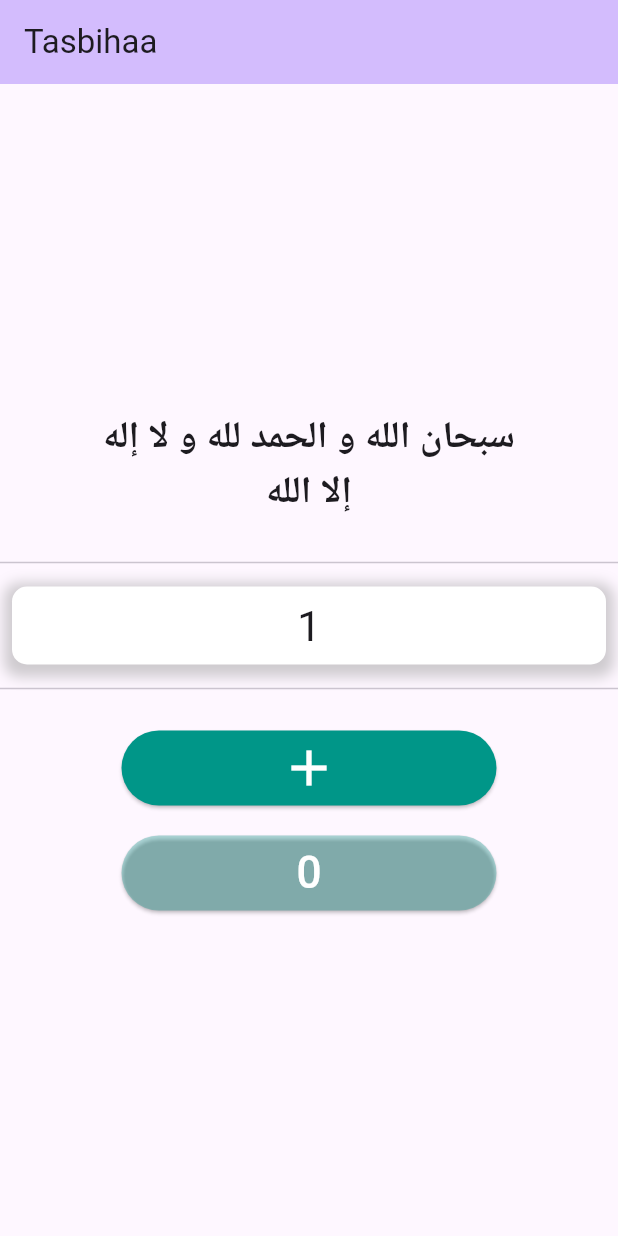
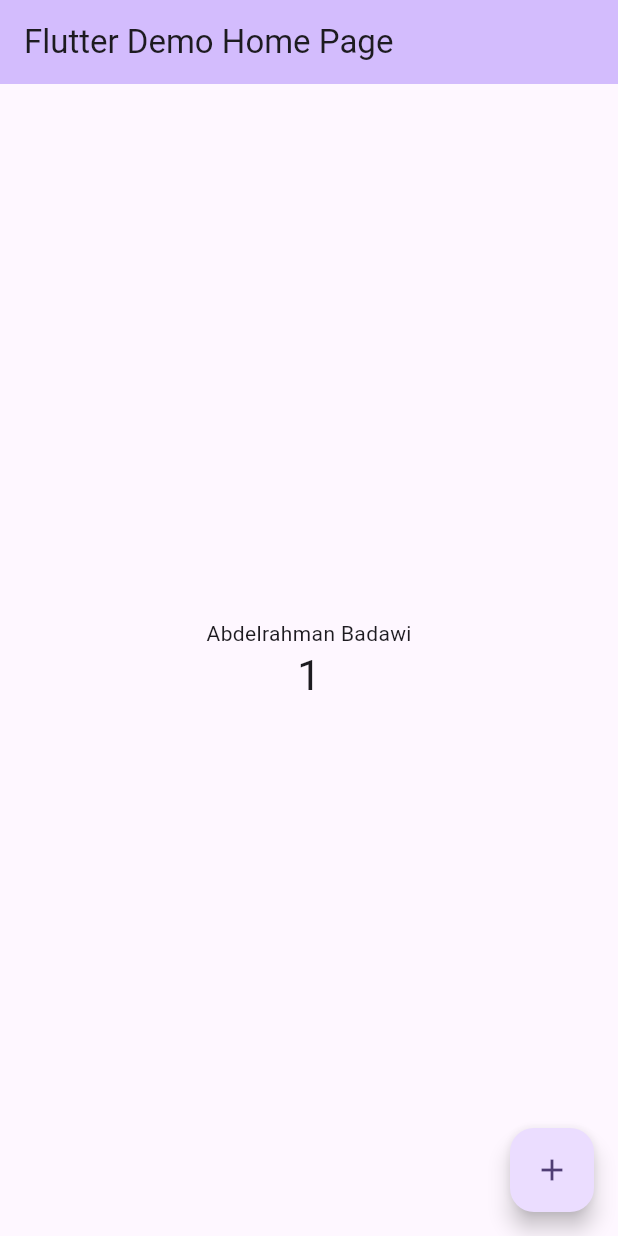
Before and after one commit to Abdelrahman-Badawi/Local_Stroage, a Flutter app: the screen it shows after launch, after a tap on the "add" icon, on a phone screen of 412 x 824 dp. Run offline on Flutter 3.47's test engine with Material 3 defaults, Android fonts, the phone set to English and light mode, and no system bars; our stand-ins replace flutter_secure_storage.

Commit message:
the second commit I used the package of flutter_secure_storage to  to hide sensitive data and other information i learend it.

```diff
--- a/lib/main.dart
+++ b/lib/main.dart
@@ -1,11 +1,11 @@
 import 'package:flutter/material.dart';
-import 'package:shared_preferences/shared_preferences.dart';
+import 'package:flutter_secure_storage/flutter_secure_storage.dart';
 
-SharedPreferences? prefs;
-
-void main() async {
-  WidgetsFlutterBinding.ensureInitialized();
-  prefs = await SharedPreferences.getInstance();
+AndroidOptions _getAndroidOptions() => const AndroidOptions(
+      encryptedSharedPreferences: true,
+    );
+final storage = FlutterSecureStorage(aOptions: _getAndroidOptions());
+void main() {
   runApp(const MyApp());
 }
 
@@ -20,13 +20,14 @@ class MyApp extends StatelessWidget {
         colorScheme: ColorScheme.fromSeed(seedColor: Colors.deepPurple),
         useMaterial3: true,
       ),
-      home: const MyHomePage(title: 'Tasbihaa'),
+      home: const MyHomePage(title: 'Flutter Demo Home Page'),
     );
   }
 }
 
 class MyHomePage extends StatefulWidget {
   const MyHomePage({super.key, required this.title});
+
   final String title;
 
   @override
@@ -35,35 +36,39 @@ class MyHomePage extends StatefulWidget {
 
 class _MyHomePageState extends State<MyHomePage> {
   int _counter = 0;
+  String name = "";
 
-  // String value = "";
-  // setMyData() async {
-  //   prefs!.setString('MyName', 'Abdelrahman Badawi');
-  // }
+  saveUserName() {
+    storage.write(key: 'username', value: 'Abdelrahman Badawi');
+  }
 
-  // getData() {
-  //   String myName = prefs!.getString('MyName') ?? 'No Data is set yet';
-  //   value = myName;
-  //   setState(() {});
-  // }
+  getUserName() async {
+    name = await storage.read(key: 'username') ?? 'No name is saved right now';
+    setState(() {});
+  }
+
+  saveCounterToLoacalStorage() {
+    storage.write(key: 'counter', value: _counter.toString());
+  }
+
+  getCounterValue() async {
+    String value = await storage.read(key: 'counter') ?? "0";
+    _counter = int.parse(value);
+    setState(() {});
+  }
 
   void _incrementCounter() {
     setState(() {
       _counter++;
-      prefs!.setInt('counter', _counter);
-    });
-  }
-
-  getInitialCounter() async {
-    setState(() {
-      _counter = prefs!.getInt('counter') ?? 0;
+      saveCounterToLoacalStorage();
     });
   }
 
   @override
   void initState() {
-    //setMyData();
-    getInitialCounter();
+    saveUserName();
+    getUserName();
+    getCounterValue();
     super.initState();
   }
 
@@ -78,73 +83,21 @@ class _MyHomePageState extends State<MyHomePage> {
         child: Column(
           mainAxisAlignment: MainAxisAlignment.center,
           children: <Widget>[
-            const SizedBox(
-              width: 300,
-              child: Text(
-                'سبحان الله و الحمد لله و لا إله إلا الله',
-                textAlign: TextAlign.center,
-                style: TextStyle(fontWeight: FontWeight.bold, fontSize: 25),
-              ),
+            Text(
+              name,
             ),
-            const SizedBox(
-              height: 20,
-            ),
-            const Divider(),
-            Container(
-              margin: const EdgeInsets.all(8),
-              padding: const EdgeInsets.all(8),
-              alignment: Alignment.center,
-              decoration: BoxDecoration(
-                  color: Colors.white,
-                  borderRadius: BorderRadius.circular(10),
-                  boxShadow: [
-                    BoxShadow(
-                        color: Colors.grey.withOpacity(0.5),
-                        spreadRadius: 5,
-                        blurRadius: 7,
-                        offset: const Offset(0, 3))
-                  ]),
-              child: Text(
-                '$_counter',
-                style: Theme.of(context).textTheme.headlineMedium,
-              ),
-            ),
-            const Divider(),
-            const SizedBox(
-              height: 20,
-            ),
-            ElevatedButton(
-                onPressed: _incrementCounter,
-                style: ElevatedButton.styleFrom(
-                    backgroundColor: Colors.teal,
-                    foregroundColor: Colors.white,
-                    fixedSize: const Size(250, 50)),
-                child: const Icon(
-                  Icons.add,
-                  size: 40,
-                )),
-            const SizedBox(
-              height: 20,
-            ),
-            ElevatedButton(
-              onPressed: () {
-                setState(() {
-                  _counter = 0;
-                  prefs!.setInt('counter', _counter);
-                });
-              },
-              style: ElevatedButton.styleFrom(
-                  backgroundColor: Colors.teal.withOpacity(0.3),
-                  foregroundColor: Colors.white,
-                  fixedSize: const Size(250, 50)),
-              child: const Icon(
-                Icons.exposure_zero,
-                size: 40,
-              ),
+            Text(
+              '$_counter',
+              style: Theme.of(context).textTheme.headlineMedium,
             ),
           ],
         ),
       ),
+      floatingActionButton: FloatingActionButton(
+        onPressed: _incrementCounter,
+        tooltip: 'Increment',
+        child: const Icon(Icons.add),
+      ), // This trailing comma makes auto-formatting nicer for build methods.
     );
   }
 }
--- a/pubspec.yaml
+++ b/pubspec.yaml
@@ -36,6 +36,7 @@ dependencies:
   # Use with the CupertinoIcons class for iOS style icons.
   cupertino_icons: ^1.0.8
   shared_preferences: ^2.5.3
+  flutter_secure_storage: ^9.2.4
 
 dev_dependencies:
   flutter_test:
```
Also changed, not shown: pubspec.lock, 5 other files.
